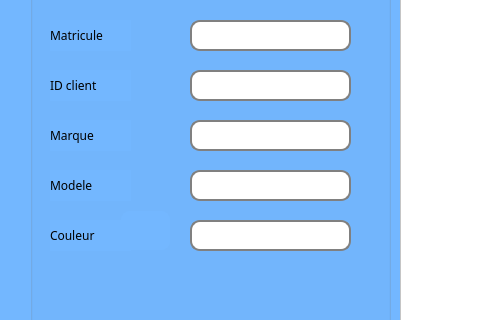
This is mainwindow.ui in firastourki99/smartgarage as Qt 5 draws it before an edit; both pictures show x 0 to 480 and y 117 to 437 of the 1235 by 664 pixel window. The edited form follows.
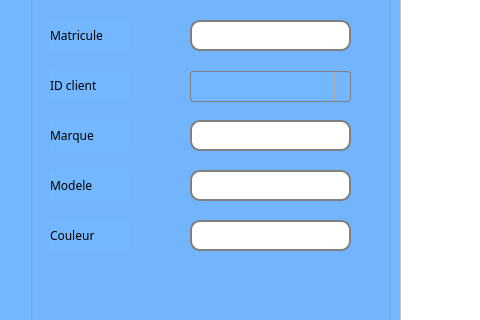
This is the edited form. Icons and pictures are not drawn.

Patch:
```diff
--- a/mainwindow.ui
+++ b/mainwindow.ui
@@ -163,24 +163,6 @@
  </string>
         </property>
        </widget>
-       <widget class="QLineEdit" name="le_id">
-        <property name="geometry">
-         <rect>
-          <x>160</x>
-          <y>110</y>
-          <width>161</width>
-          <height>31</height>
-         </rect>
-        </property>
-        <property name="styleSheet">
-         <string notr="true">     border: 2px solid gray;
-     border-radius: 10px;
-     padding: 0 8px;
-     background:rgb(255, 255, 255);
-     selection-background-color: darkgray;
- </string>
-        </property>
-       </widget>
        <widget class="QLineEdit" name="le_marque">
         <property name="geometry">
          <rect>
@@ -317,16 +299,17 @@
        <widget class="QPushButton" name="pb_color">
         <property name="geometry">
          <rect>
-          <x>90</x>
+          <x>110</x>
           <y>250</y>
           <width>51</width>
           <height>41</height>
          </rect>
         </property>
         <property name="styleSheet">
-         <string notr="true">
-background-color: rgb(115, 183, 255);
-border-color: transparent;</string>
+         <string notr="true">border-color: transparent;
+background-color: transparent;
+
+</string>
         </property>
         <property name="text">
          <string/>
@@ -356,6 +339,16 @@
  </string>
         </property>
        </widget>
+       <widget class="QComboBox" name="cb_cin">
+        <property name="geometry">
+         <rect>
+          <x>160</x>
+          <y>111</y>
+          <width>161</width>
+          <height>31</height>
+         </rect>
+        </property>
+       </widget>
       </widget>
       <widget class="QLabel" name="label_7">
        <property name="geometry">
```
